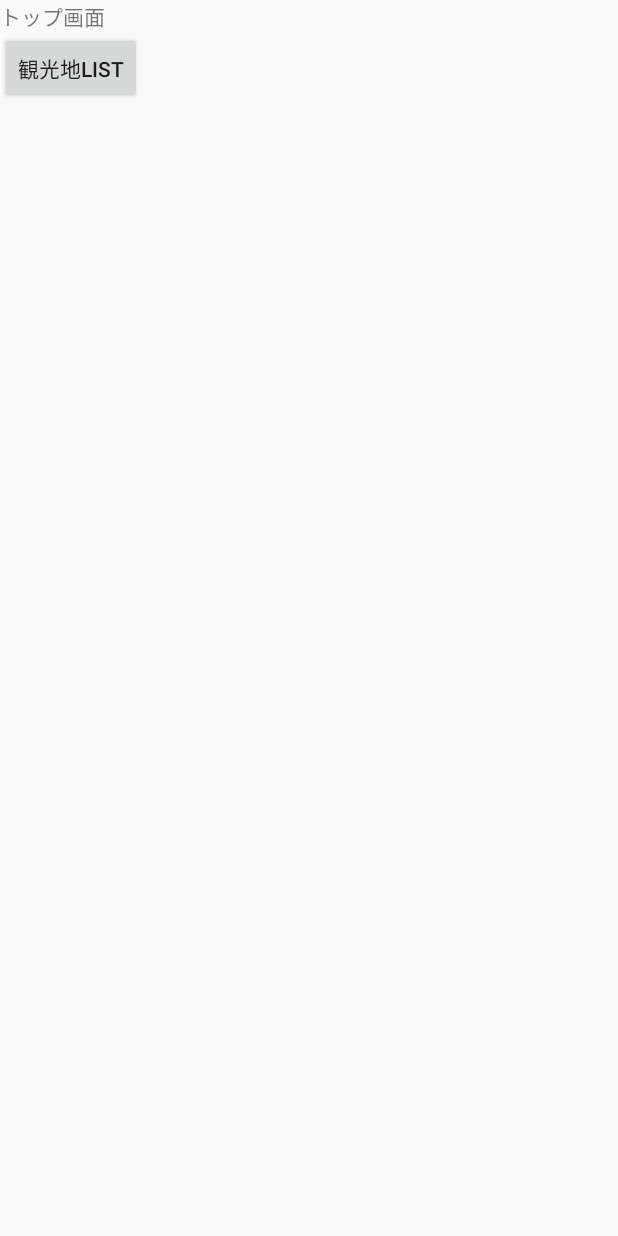
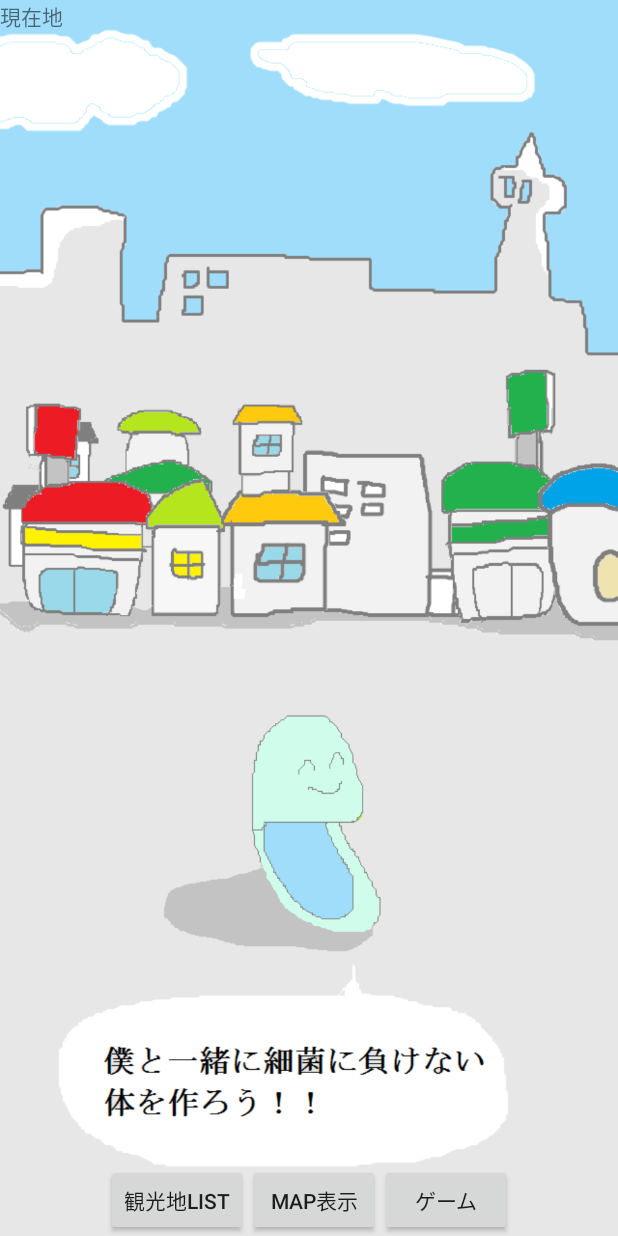
Before and after one commit to walk-tourist/WT, an Android app: the screen it shows after launch (MainActivity), on a phone screen of 412 x 824 dp. Run offline under Robolectric (Android 15) with nearby library versions, the phone set to English and light mode, and no system bars.

Commit message:
コンフリクトする前に、コミットします。 トップページは仮で実装しています。 書き換えていただいて構いません。

```diff
--- a/WT/Walk-Tourist/app/src/main/res/layout/activity_main.xml
+++ b/WT/Walk-Tourist/app/src/main/res/layout/activity_main.xml
@@ -1,6 +1,9 @@
 <RelativeLayout xmlns:android="http://schemas.android.com/apk/res/android"
-    xmlns:tools="http://schemas.android.com/tools" android:layout_width="match_parent"
-    android:layout_height="match_parent" tools:context=".MainActivity">
+    xmlns:tools="http://schemas.android.com/tools"
+    android:layout_width="match_parent"
+    android:layout_height="match_parent"
+    tools:context=".MainActivity"
+    android:background="@drawable/top_background">
     <fragment
         android:id="@+id/setting_tourist_spot_fragment"
         android:name="wt.walk_tourist.settings.TouristSpotFragment"
@@ -11,19 +14,40 @@
     <LinearLayout
         android:layout_below="@+id/setting_tourist_spot_fragment"
         android:layout_width="match_parent"
-        android:layout_height="wrap_content"
+        android:layout_height="match_parent"
         android:orientation="vertical">
 
         <TextView
             android:layout_width="match_parent"
             android:layout_height="wrap_content"
-            android:text="トップ画面"/>
+            android:text="現在地"/>
 
-        <Button
-            android:id="@+id/button_tourist_spot"
-            android:text="観光地List"
-            android:layout_width="wrap_content"
-            android:layout_height="wrap_content" />
+        <LinearLayout
+            android:layout_below="@+id/top_buttons"
+            android:gravity="center"
+            android:layout_width="match_parent"
+            android:layout_height="match_parent"
+            android:orientation="horizontal">
+            <Button
+                android:id="@+id/button_tourist_spot"
+                android:layout_width="wrap_content"
+                android:layout_height="wrap_content"
+                android:layout_gravity="bottom"
+                android:text="@string/button_tourist_spot"/>
+            <Button
+                android:id="@+id/button_display_map"
+                android:layout_width="wrap_content"
+                android:layout_height="wrap_content"
+                android:layout_gravity="bottom"
+                android:text="@string/button_display_map"/>
+            <Button
+                android:id="@+id/button_start_game"
+                android:layout_width="wrap_content"
+                android:layout_height="wrap_content"
+                android:layout_gravity="bottom"
+                android:text="@string/button_start_game"/>
+        </LinearLayout>
+
     </LinearLayout>
 
 
--- a/WT/Walk-Tourist/app/src/main/res/values/strings.xml
+++ b/WT/Walk-Tourist/app/src/main/res/values/strings.xml
@@ -1,9 +1,21 @@
 <resources>
+    <!-- app_info -->
     <string name="app_name">Walk-Tourist</string>
+    <!-- // app_info -->
 
+    <!-- menu_main -->
     <string name="action_settings">Settings</string>
+    <!-- // menu_main -->
 
+    <!-- top -->
+    <string name="button_tourist_spot">観光地List</string>
+    <string name="button_display_map">Map表示</string>
+    <string name="button_start_game">ゲーム</string>
+    <!-- // top -->
+
+    <!-- tourist_spot -->
     <string name="tourist_spot_back_button_home">HOME</string>
     <string name="tourist_spot_back_button_before">戻る</string>
+    <!-- // tourist_spot -->
 
 </resources>
```
Also changed, not shown: WT/Walk-Tourist/app/src/main/res/drawable/top_background.png (added).
